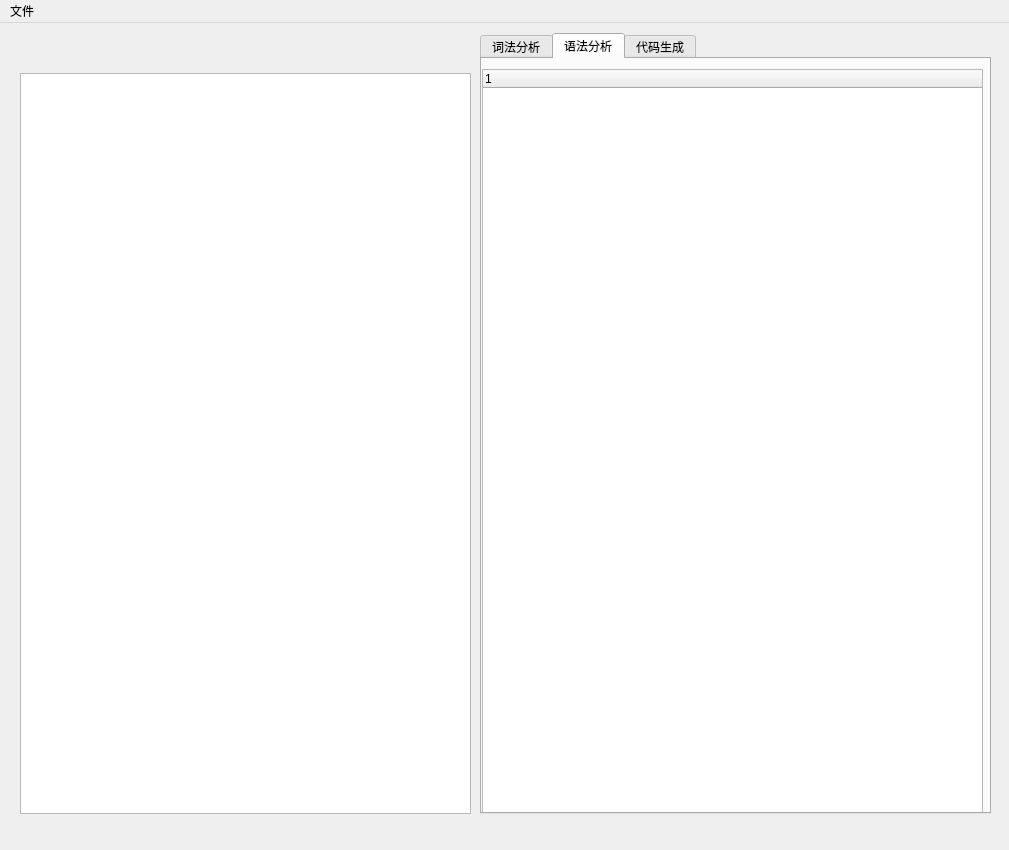
Tsumida/MiniC, file ui/main_body.ui: the form before one commit.
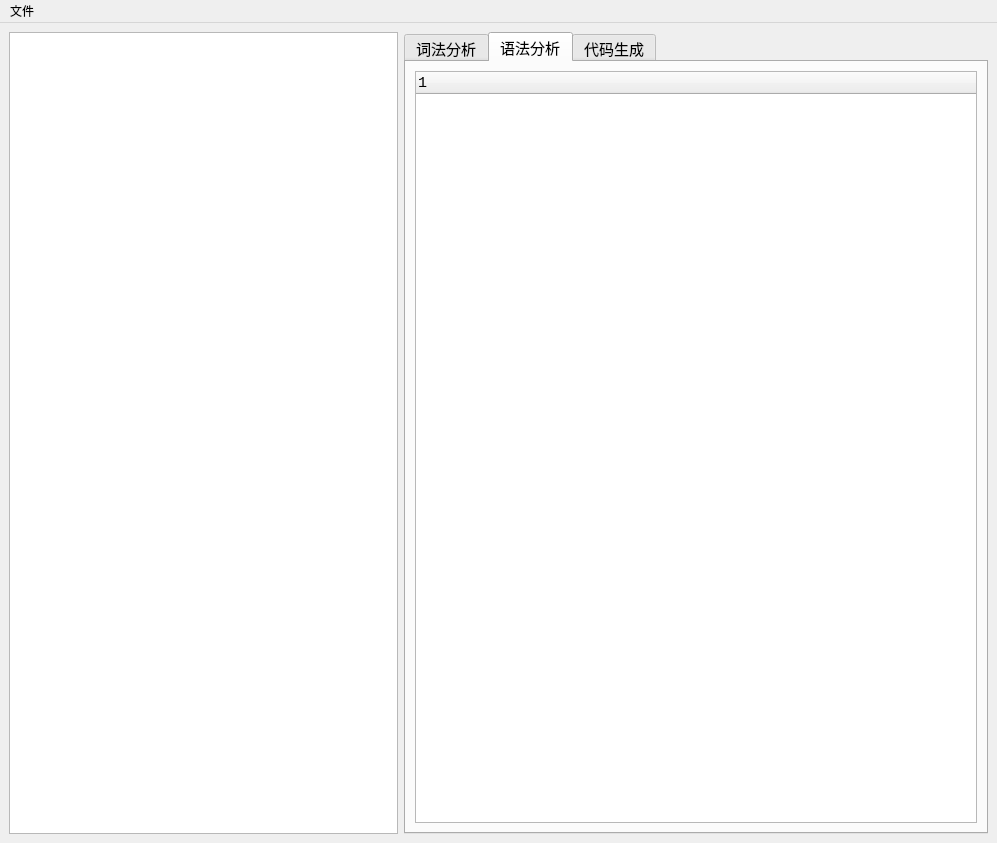
The form after the commit. The open tabs and pages were chosen to show the change.

What changed in the file:
```diff
--- a/ui/main_body.ui
+++ b/ui/main_body.ui
@@ -6,22 +6,43 @@
    <rect>
     <x>0</x>
     <y>0</y>
-    <width>1009</width>
-    <height>850</height>
+    <width>997</width>
+    <height>843</height>
    </rect>
   </property>
+  <property name="sizePolicy">
+   <sizepolicy hsizetype="Maximum" vsizetype="Maximum">
+    <horstretch>0</horstretch>
+    <verstretch>0</verstretch>
+   </sizepolicy>
+  </property>
   <property name="windowTitle">
    <string>MainWindow</string>
   </property>
   <widget class="QWidget" name="centralwidget">
+   <property name="sizePolicy">
+    <sizepolicy hsizetype="Maximum" vsizetype="Expanding">
+     <horstretch>0</horstretch>
+     <verstretch>0</verstretch>
+    </sizepolicy>
+   </property>
+   <layout class="QGridLayout" name="gridLayout_2" columnstretch="2,3" rowminimumheight="0">
+    <property name="sizeConstraint">
+     <enum>QLayout::SetDefaultConstraint</enum>
+    </property>
+    <item row="0" column="0">
    <widget class="QPlainTextEdit" name="source">
-    <property name="geometry">
-     <rect>
-      <x>20</x>
-      <y>50</y>
-      <width>451</width>
-      <height>741</height>
-     </rect>
+      <property name="sizePolicy">
+       <sizepolicy hsizetype="Expanding" vsizetype="Expanding">
+        <horstretch>5</horstretch>
+        <verstretch>5</verstretch>
+       </sizepolicy>
+      </property>
+      <property name="maximumSize">
+       <size>
+        <width>2000</width>
+        <height>2000</height>
+       </size>
     </property>
     <property name="font">
      <font>
@@ -33,14 +54,26 @@
      <string/>
     </property>
    </widget>
+    </item>
+    <item row="0" column="1">
    <widget class="QTabWidget" name="results">
-    <property name="geometry">
-     <rect>
-      <x>480</x>
-      <y>10</y>
-      <width>511</width>
-      <height>781</height>
-     </rect>
+      <property name="maximumSize">
+       <size>
+        <width>2000</width>
+        <height>2000</height>
+       </size>
+      </property>
+      <property name="sizeIncrement">
+       <size>
+        <width>0</width>
+        <height>0</height>
+       </size>
+      </property>
+      <property name="font">
+       <font>
+        <family>Consolas</family>
+        <pointsize>11</pointsize>
+       </font>
     </property>
     <property name="currentIndex">
      <number>0</number>
@@ -61,19 +94,44 @@
      </widget>
     </widget>
     <widget class="QWidget" name="tab_parser">
+       <property name="sizePolicy">
+        <sizepolicy hsizetype="Maximum" vsizetype="Maximum">
+         <horstretch>5</horstretch>
+         <verstretch>5</verstretch>
+        </sizepolicy>
+       </property>
+       <property name="maximumSize">
+        <size>
+         <width>2000</width>
+         <height>2000</height>
+        </size>
+       </property>
      <attribute name="title">
       <string>语法分析</string>
      </attribute>
+       <layout class="QHBoxLayout" name="horizontalLayout_2">
+        <item>
      <widget class="QTreeWidget" name="stree_widget">
-      <property name="geometry">
-       <rect>
-        <x>0</x>
-        <y>10</y>
-        <width>501</width>
-        <height>751</height>
-       </rect>
-      </property>
-     </widget>
+          <property name="sizePolicy">
+           <sizepolicy hsizetype="Expanding" vsizetype="Expanding">
+            <horstretch>5</horstretch>
+            <verstretch>5</verstretch>
+           </sizepolicy>
+          </property>
+          <property name="maximumSize">
+           <size>
+            <width>2000</width>
+            <height>2000</height>
+           </size>
+          </property>
+          <column>
+           <property name="text">
+            <string notr="true">1</string>
+           </property>
+          </column>
+         </widget>
+        </item>
+       </layout>
     </widget>
     <widget class="QWidget" name="tab_code_gen">
      <attribute name="title">
@@ -81,13 +139,15 @@
      </attribute>
     </widget>
    </widget>
+    </item>
+   </layout>
   </widget>
   <widget class="QMenuBar" name="file">
    <property name="geometry">
     <rect>
      <x>0</x>
      <y>0</y>
-     <width>1009</width>
+     <width>997</width>
      <height>26</height>
     </rect>
    </property>
```
Left out of the diff: 49 changed lines with no effect on the pictures. Lines whose indentation alone changed are shown as unchanged.
